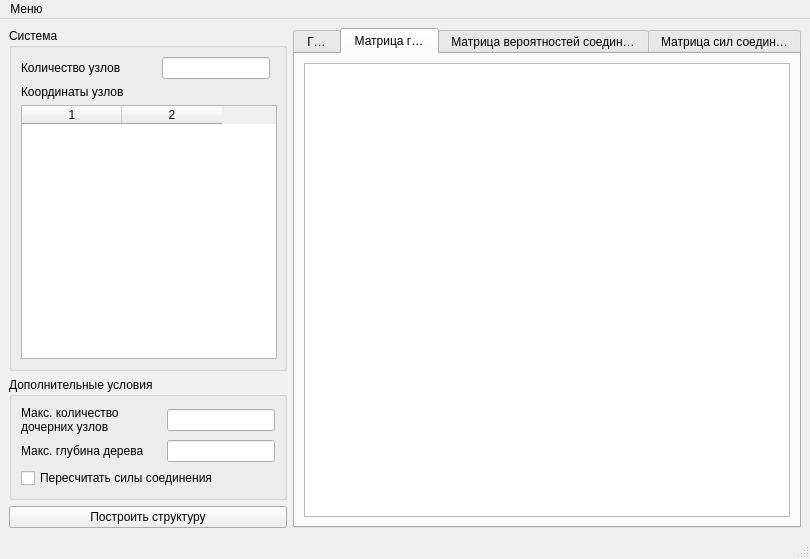
The window that forms/multiagent_structure_main_win.ui (rmksrv/Multilevel_Hierarchy) describes before a commit, drawn with Qt 5.
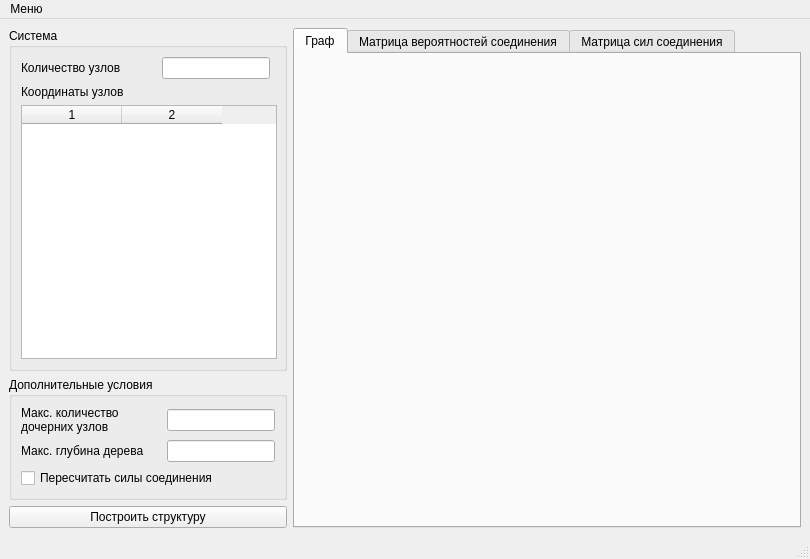
The same window after the commit. The open tabs and pages were chosen to show the change. Custom widgets are drawn as their Qt base class.

The edit to the form file:
```diff
--- a/forms/multiagent_structure_main_win.ui
+++ b/forms/multiagent_structure_main_win.ui
@@ -135,23 +135,6 @@
         </item>
        </layout>
       </widget>
-      <widget class="QWidget" name="tab__adjMx">
-       <attribute name="title">
-        <string>Матрица графа</string>
-       </attribute>
-       <layout class="QHBoxLayout" name="horizontalLayout_3">
-        <item>
-         <widget class="QTableWidget" name="tableWidget__adjacencyMatrix">
-          <property name="sizePolicy">
-           <sizepolicy hsizetype="Expanding" vsizetype="Expanding">
-            <horstretch>1</horstretch>
-            <verstretch>1</verstretch>
-           </sizepolicy>
-          </property>
-         </widget>
-        </item>
-       </layout>
-      </widget>
       <widget class="QWidget" name="tab__cProbMx">
        <attribute name="title">
         <string>Матрица вероятностей соединения</string>
```
Left out of the diff: 180 changed lines with no effect on the pictures.
